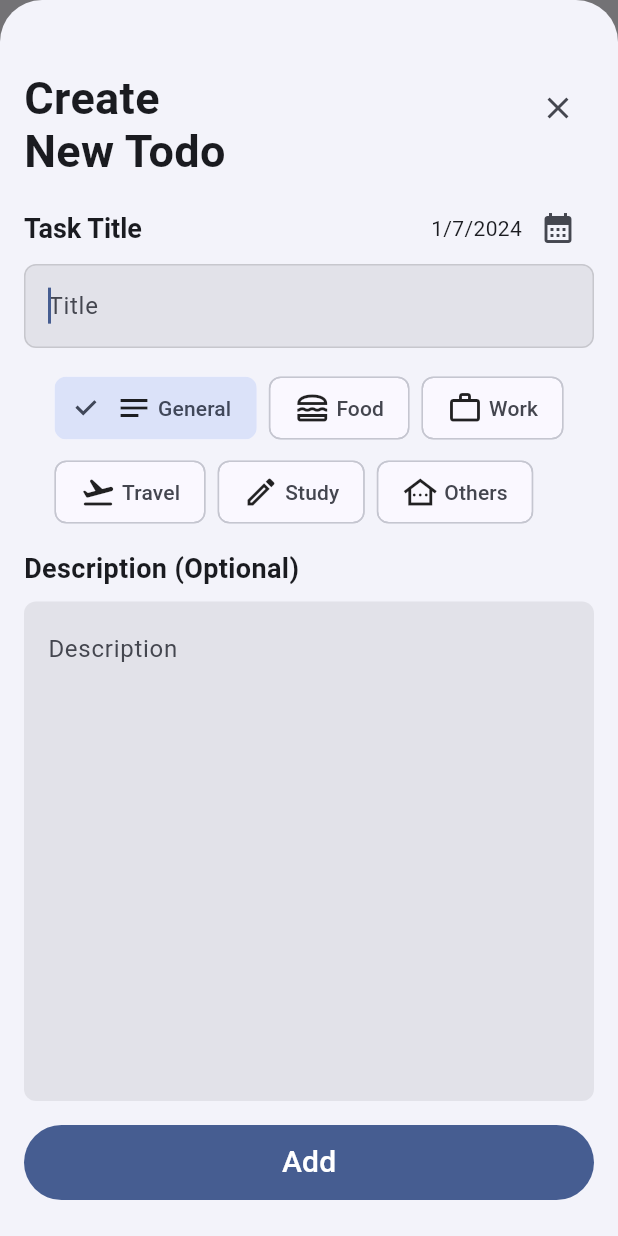
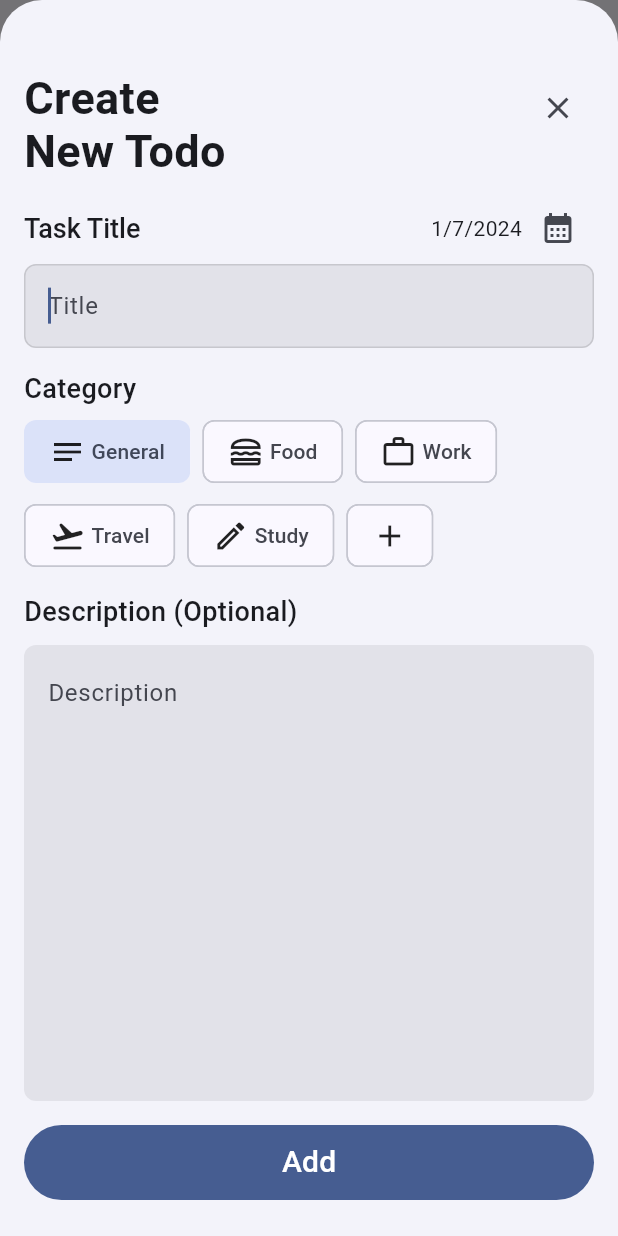
Before and after one commit to codernayeem/flutter_todo_app, a Flutter app: the screen it shows once a user with an empty profile is signed in, after a tap on the "add" icon, on a phone screen of 412 x 824 dp. Run offline on Flutter 3.47's test engine with Material 2 defaults, Android fonts, the phone set to English and light mode, and no system bars; drawn by our look-alikes of animated_bottom_navigation_bar, auto_size_text; our stand-ins replace cached_network_image, cloud_firestore, firebase_auth, firebase_core, flutter_svg, google_sign_in and 4 more; accounts and stored records are empty; generated files the repository leaves out were written again; Roboto replaces fonts that are missing (Poppins).

Commit message:
addded create new category system & removed category color & updated category model

```diff
--- a/lib/models/category_item.dart
+++ b/lib/models/category_item.dart
@@ -4,7 +4,8 @@ import 'package:uuid/uuid.dart';
 const uuid = Uuid();
 
 const categoryIcons = {
-  "general": Icons.notes_sharp,
+  "no_icon": null,
+  "notes_sharp": Icons.notes_sharp,
   "food": Icons.lunch_dining_outlined,
   "travel": Icons.flight_takeoff_rounded,
   "leisure": Icons.movie_creation_outlined,
@@ -16,18 +17,18 @@ const categoryIcons = {
 class CategoryItem {
   CategoryItem({
     required this.name,
-    required this.color,
-    this.icon,
-  }) : id = uuid.v4();
+    this.icon = "",
+  });
 
-  String id;
   String name;
-  IconData? icon;
-  Color? color;
+  String icon;
 
   static CategoryItem defaultCat() {
-    return CategoryItem(
-        name: "General", icon: categoryIcons["general"], color: Colors.blue);
+    return CategoryItem(name: "General", icon: 'notes_sharp');
+  }
+
+  IconData? getIcon() {
+    return categoryIcons[icon];
   }
 }
 
--- a/lib/providers/category_provider.dart
+++ b/lib/providers/category_provider.dart
@@ -94,8 +94,50 @@ class CategoryProvider with ChangeNotifier {
     notifyListeners();
   }
 
+  List<CategoryItem> recentCats = [];
+  List<CategoryItem> tempCats = [
+    CategoryItem(name: 'Food', icon: "food"),
+    CategoryItem(name: 'Work', icon: "work"),
+    CategoryItem(name: 'Travel', icon: "travel"),
+    CategoryItem(name: 'Study', icon: "study"),
+  ];
+
+  List<CategoryItem> choiceCategoryItems() {
+    List<CategoryItem> allCats = [CategoryItem.defaultCat()];
+    List<CategoryItem> _tempCats = tempCats;
+    List<CategoryItem> _recentCats = recentCats;
+
+    for (var element in _categoriesList) {
+      if (element.category.name != "General") {
+        allCats.add(element.category);
+      }
+      _tempCats.removeWhere((cat) => cat.name == element.category.name);
+      _recentCats.removeWhere((cat) => cat.name == element.category.name);
+    }
+
+    allCats += recentCats;
+
+    if (allCats.length < 5 && _tempCats.isNotEmpty) {
+      for (int i = allCats.length, k = 0;
+          i < 5 && _tempCats.length != k;
+          i++, k++) {
+        allCats.add(_tempCats[k]);
+      }
+    }
+
+    return allCats;
+  }
+
   void reset() {
     _categoriesList.clear();
     _categoriesLoaded = false;
   }
+
+  bool addRecentCategory(CategoryItem categoryItem) {
+    if (findCategoryIndexByName(categoryItem.name) != -1) {
+      return false;
+    }
+    recentCats.add(categoryItem);
+    return true;
+  }
 }
--- a/lib/providers/todo_provider.dart
+++ b/lib/providers/todo_provider.dart
@@ -30,14 +30,17 @@ class ToDoProvider with ChangeNotifier {
           await todosRef.where('user_id', isEqualTo: userId).get();
 
       _todoList = querySnapshot.docs
-          .map((doc) => ToDoItem(
-                id: doc.id,
-                title: doc["title"],
-                checked: doc["checked"],
-                date: DateTime.fromMillisecondsSinceEpoch(doc["date"]),
-                desc: doc["desc"],
-                category: CategoryItem(name: doc['category'], color: null),
-              ))
+          .map(
+            (doc) => ToDoItem(
+              id: doc.id,
+              title: doc["title"],
+              checked: doc["checked"],
+              date: DateTime.fromMillisecondsSinceEpoch(doc["date"]),
+              desc: doc["desc"],
+              category: CategoryItem(
+                  name: doc['category'], icon: doc['category_icon']),
+            ),
+          )
           .toList();
 
       _itemsLoaded = true;
@@ -59,6 +62,7 @@ class ToDoProvider with ChangeNotifier {
       "date": todo.date.millisecondsSinceEpoch,
       "desc": todo.desc,
       "category": todo.category.name,
+      "category_icon": todo.category.icon,
     });
 
     return insertIndex;
@@ -77,6 +81,7 @@ class ToDoProvider with ChangeNotifier {
   //     "date": todo.date,
   //     "desc": todo.desc,
   //     "category": todo.category,
+  //     "category": todo.category.icon,
   //   });
   // }
 
--- a/lib/screens/add_todo_page.dart
+++ b/lib/screens/add_todo_page.dart
@@ -93,6 +93,7 @@ class _AddToDoPageState extends State<AddToDoPage> {
     return Padding(
       padding: const EdgeInsets.only(left: 16, top: 48, right: 16, bottom: 16),
       child: Column(
+        crossAxisAlignment: CrossAxisAlignment.start,
         children: [
           Row(
             crossAxisAlignment: CrossAxisAlignment.start,
@@ -130,7 +131,7 @@ class _AddToDoPageState extends State<AddToDoPage> {
                       )
                     : TextStyle(
                         fontSize: 18,
-                        fontWeight: FontWeight.w600,
+                        fontWeight: FontWeight.w500,
                         color: Theme.of(context).colorScheme.onBackground,
                       ),
                 curve: Curves.ease,
@@ -177,30 +178,16 @@ class _AddToDoPageState extends State<AddToDoPage> {
             ),
           ),
           const SizedBox(height: 16),
+          const Text(
+            "Category",
+            style: TextStyle(
+              fontSize: 18,
+              fontWeight: FontWeight.w500,
+              height: 0,
+            ),
+          ),
+          const SizedBox(height: 8),
           CategorySelector(
-            categories: [
-              CategoryItem.defaultCat(),
-              CategoryItem(
-                  name: 'Food',
-                  icon: categoryIcons["food"],
-                  color: const Color.fromARGB(255, 236, 185, 169)),
-              CategoryItem(
-                  name: 'Work',
-                  icon: categoryIcons["work"],
-                  color: const Color.fromARGB(255, 35, 233, 45)),
-              CategoryItem(
-                  name: 'Travel',
-                  icon: categoryIcons["travel"],
-                  color: const Color.fromARGB(255, 27, 243, 160)),
-              CategoryItem(
-                  name: 'Study',
-                  icon: categoryIcons["study"],
-                  color: const Color.fromARGB(255, 233, 74, 236)),
-              CategoryItem(
-                  name: 'Others',
-                  icon: categoryIcons["others"],
-                  color: const Color.fromARGB(255, 245, 180, 38)),
-            ],
             onSelect: (selectedCategory) {
               _selectedCategory = selectedCategory;
             },
@@ -212,8 +199,7 @@ class _AddToDoPageState extends State<AddToDoPage> {
               "Description (Optional)",
               style: TextStyle(
                 fontSize: 18,
-                fontFamily: 'Poppins',
-                fontWeight: FontWeight.w600,
+                fontWeight: FontWeight.w500,
                 height: 0,
               ),
             ),
--- a/lib/widgets/category_selector.dart
+++ b/lib/widgets/category_selector.dart
@@ -1,15 +1,16 @@
 import 'package:flutter/material.dart';
+import 'package:provider/provider.dart';
 import '../models/category_item.dart';
+import '../providers/category_provider.dart';
+import '../screens/create_category_page.dart';
 
 class CategorySelector extends StatefulWidget {
-  final List<CategoryItem> categories;
   final Function(CategoryItem) onSelect;
 
-  const CategorySelector(
-      {super.key, required this.categories, required this.onSelect});
+  const CategorySelector({super.key, required this.onSelect});
 
   @override
-  _CategorySelectorState createState() => _CategorySelectorState();
+  State<CategorySelector> createState() => _CategorySelectorState();
 }
 
 class _CategorySelectorState extends State<CategorySelector> {
@@ -21,37 +22,61 @@ class _CategorySelectorState extends State<CategorySelector> {
     selectedCategoryIndex = 0; // Select the first category by default
   }
 
+  void onAddCategoryClick(bool _) {
+    showModalBottomSheet(
+      isScrollControlled: true,
+      context: context,
+      builder: (context) {
+        return const CreateCategoryPage();
+      },
+    );
+  }
+
   @override
   Widget build(BuildContext context) {
-    return Container(
-      // padding: const EdgeInsets.all(8.0),
-      child: Wrap(
+    final provider = Provider.of<CategoryProvider>(context, listen: true);
+    final categories = provider.choiceCategoryItems();
+
+    categories.add(CategoryItem(name: ""));
+
+    return Wrap(
       spacing: 8.0,
       runSpacing: 8.0,
-        children: List.generate(widget.categories.length, (index) {
+      children: List.generate(categories.length, (index) {
+        final cat = categories[index];
+
+        if (cat.name.isEmpty) {
           return ChoiceChip(
-            label: Row(
+            label: const Icon(Icons.add),
+            selected: selectedCategoryIndex == index,
+            onSelected: onAddCategoryClick,
+          );
+        }
+
+        final icon = cat.getIcon();
+        return InputChip(
+          showCheckmark: false,
+          label: (icon != null)
+              ? Row(
                   mainAxisSize: MainAxisSize.min,
                   children: [
-                Icon(widget.categories[index].icon),
+                    Icon(icon),
                     const SizedBox(width: 4.0),
-                Text(widget.categories[index].name),
+                    Text(cat.name),
                   ],
-            ),
+                )
+              : Text(cat.name),
           selected: selectedCategoryIndex == index,
           onSelected: (selected) {
             if (selected) {
               setState(() {
                 selectedCategoryIndex = index;
               });
-                widget.onSelect(widget.categories[index]);
+              widget.onSelect(categories[index]);
             }
           },
-            // selectedColor: widget.categories[index].color,
-            // selectedColor: const Color.fromARGB(255, 237, 192, 183),
         );
       }),
-      ),
     );
   }
 }
--- a/lib/widgets/category_view_list.dart
+++ b/lib/widgets/category_view_list.dart
@@ -64,7 +64,10 @@ class _CaegoryListViewState extends State<CaegoryListView> {
       scrollDirection: Axis.horizontal,
       itemCount: categoriesList.length,
       itemBuilder: (context, index) {
-        return CategoryView(categoriesList[index]);
+        return CategoryView(
+          key: ValueKey(categoriesList[index].category.name),
+          categoriesList[index],
+        );
       },
     );
   }
```
Also changed, not shown: lib/screens/create_category_page.dart (added, +175 -0 lines), lib/widgets/category_view_item.dart (+4 -5 lines), lib/widgets/todo_item_widget.dart (+4 -4 lines). Lines whose indentation alone changed are shown as unchanged.
